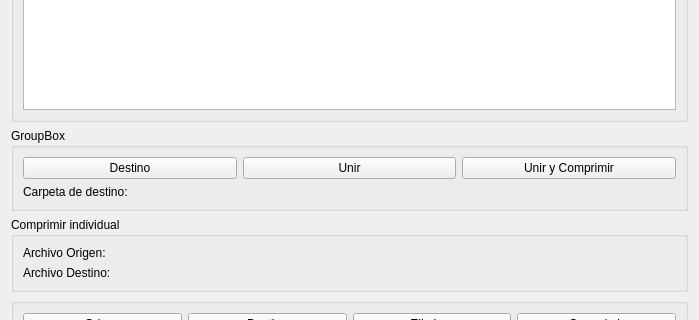
Qt form principal.ui (shamandul/comPDF) before a commit; both pictures show x 0 to 699 and y 187 to 507 of the 699 by 615 pixel window.
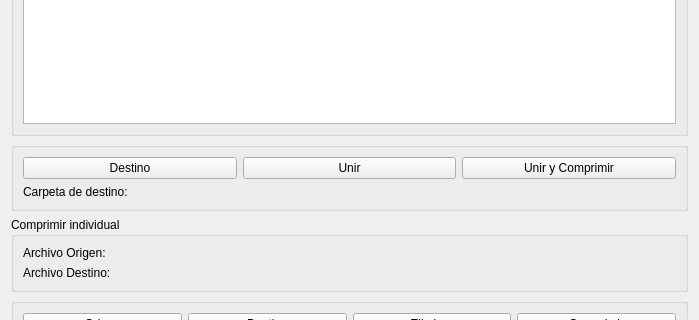
The same form after that commit. Icons and pictures are not drawn.

Commit message: Implementado el método paraunir PDFs

```diff
--- a/principal.ui
+++ b/principal.ui
@@ -70,7 +70,7 @@
    <item row="2" column="0">
     <widget class="QGroupBox" name="groupBox_5">
      <property name="title">
-      <string>GroupBox</string>
+      <string/>
      </property>
      <layout class="QGridLayout" name="gridLayout_5">
       <item row="0" column="0" colspan="2">
```
The commit also changes 1 other file.
